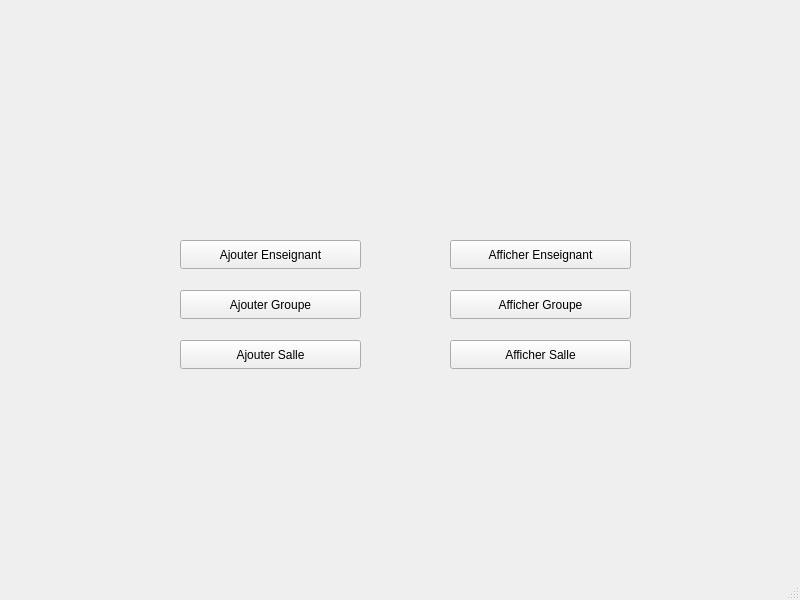
First picture: the form in mainwindow.ui, repository Benjambon/EmploiDuTemps-ESEO, before the edit.
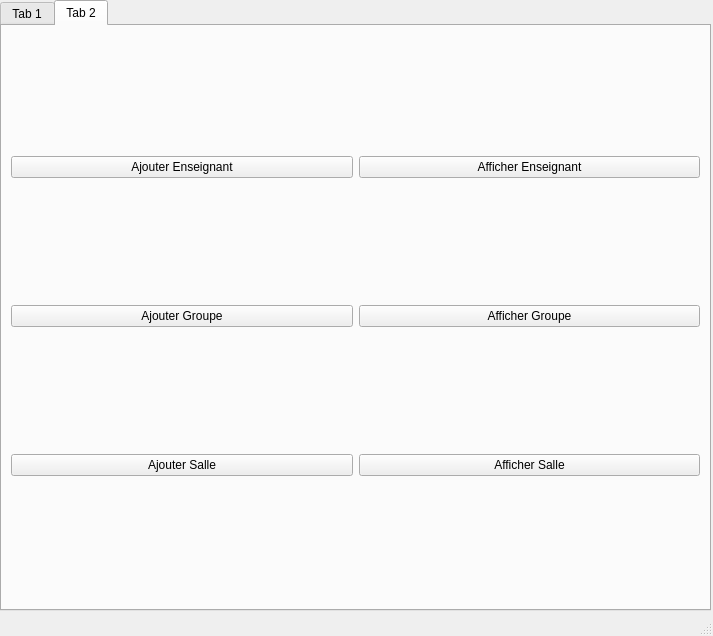
Second picture: the form after the edit.

```diff
--- a/mainwindow.ui
+++ b/mainwindow.ui
@@ -6,92 +6,84 @@
    <rect>
     <x>0</x>
     <y>0</y>
-    <width>800</width>
-    <height>600</height>
+    <width>713</width>
+    <height>636</height>
    </rect>
   </property>
   <property name="windowTitle">
    <string>MainWindow</string>
   </property>
   <widget class="QWidget" name="centralwidget">
+   <widget class="QTabWidget" name="tabWidget">
+    <property name="geometry">
+     <rect>
+      <x>0</x>
+      <y>0</y>
+      <width>711</width>
+      <height>611</height>
+     </rect>
+    </property>
+    <property name="currentIndex">
+     <number>1</number>
+    </property>
+    <widget class="QWidget" name="tab">
+     <property name="toolTip">
+      <string/>
+     </property>
+     <attribute name="title">
+      <string>Tab 1</string>
+     </attribute>
+    </widget>
+    <widget class="QWidget" name="tab_2">
+     <attribute name="title">
+      <string>Tab 2</string>
+     </attribute>
+     <layout class="QGridLayout" name="gridLayout">
+      <item row="0" column="0">
    <widget class="QPushButton" name="btnAjouterEnseignant">
-    <property name="geometry">
-     <rect>
-      <x>180</x>
-      <y>240</y>
-      <width>181</width>
-      <height>29</height>
-     </rect>
-    </property>
     <property name="text">
      <string>Ajouter Enseignant</string>
     </property>
    </widget>
+      </item>
+      <item row="0" column="1">
    <widget class="QPushButton" name="btnAfficherEnseignants">
-    <property name="geometry">
-     <rect>
-      <x>450</x>
-      <y>240</y>
-      <width>181</width>
-      <height>29</height>
-     </rect>
-    </property>
     <property name="text">
      <string>Afficher Enseignant</string>
     </property>
    </widget>
+      </item>
+      <item row="1" column="0">
    <widget class="QPushButton" name="btnAjouterGroupe">
-    <property name="geometry">
-     <rect>
-      <x>180</x>
-      <y>290</y>
-      <width>181</width>
-      <height>29</height>
-     </rect>
-    </property>
     <property name="text">
      <string>Ajouter Groupe</string>
     </property>
    </widget>
+      </item>
+      <item row="1" column="1">
    <widget class="QPushButton" name="btnAfficherGroupes">
-    <property name="geometry">
-     <rect>
-      <x>450</x>
-      <y>290</y>
-      <width>181</width>
-      <height>29</height>
-     </rect>
-    </property>
     <property name="text">
      <string>Afficher Groupe</string>
     </property>
    </widget>
+      </item>
+      <item row="2" column="0">
    <widget class="QPushButton" name="btnAjouterSalle">
-    <property name="geometry">
-     <rect>
-      <x>180</x>
-      <y>340</y>
-      <width>181</width>
-      <height>29</height>
-     </rect>
-    </property>
     <property name="text">
      <string>Ajouter Salle</string>
     </property>
    </widget>
+      </item>
+      <item row="2" column="1">
    <widget class="QPushButton" name="btnAfficherSalles">
-    <property name="geometry">
-     <rect>
-      <x>450</x>
-      <y>340</y>
-      <width>181</width>
-      <height>29</height>
-     </rect>
-    </property>
     <property name="text">
      <string>Afficher Salle</string>
     </property>
    </widget>
+      </item>
+     </layout>
+    </widget>
+   </widget>
   </widget>
   <widget class="QMenuBar" name="menubar">
    <property name="geometry">
```
Left out of the diff: 2 changed lines with no effect on the pictures. Lines whose indentation alone changed are shown as unchanged.
